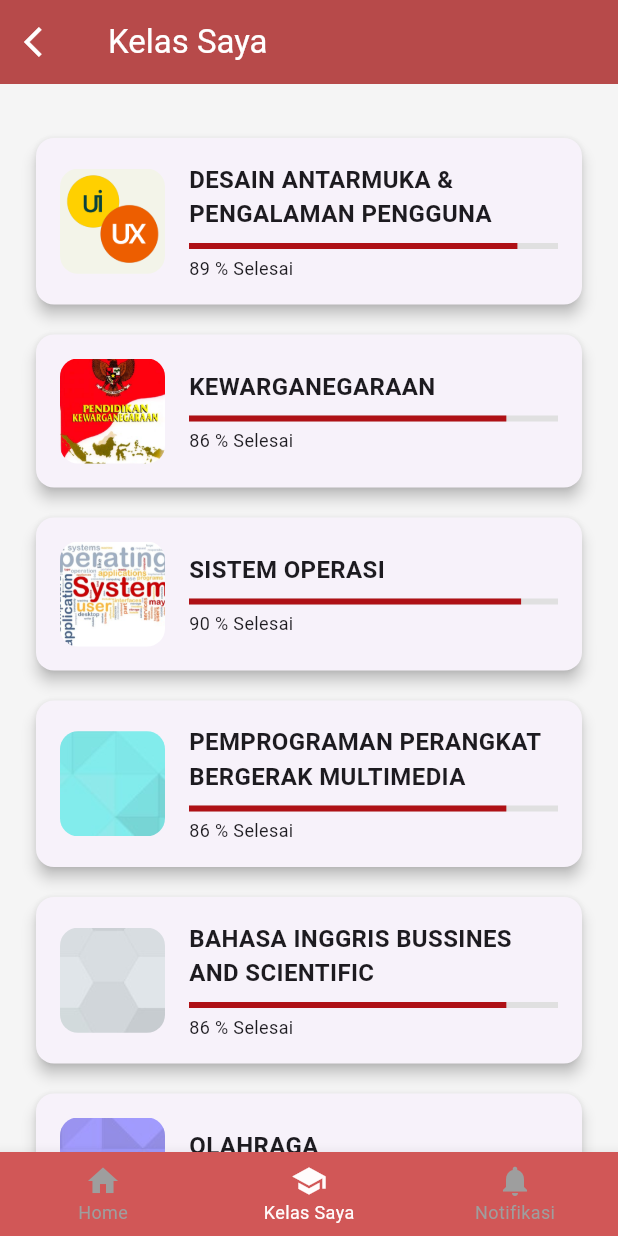
After one commit to ekanurandin/Flutter-Project-Uas-Learning-Management-System, a Flutter app: the ClassPage screen opened directly, on a phone screen of 412 x 824 dp. The commit adds this screen. Run offline on Flutter 3.47's test engine with Material 3 defaults, Android fonts, the phone set to English and light mode, and no system bars.

Commit message:
membuat halaman dibagian kelas saya dengan gambar yang sudah ada

```diff
--- /dev/null
+++ b/lib/class_page.dart
@@ -0,0 +1,156 @@
+import 'package:flutter/material.dart';
+import 'home page.dart';
+
+class ClassPage extends StatelessWidget {
+  @override
+  Widget build(BuildContext context) {
+    return Scaffold(
+      backgroundColor: Colors.grey.shade100,
+      appBar: AppBar(
+        backgroundColor: Color(0xFFB74A4A),
+        leading: IconButton(
+          icon: Icon(Icons.arrow_back_ios),
+          color: Colors.white,
+          onPressed: () {
+            Navigator.pushReplacement(
+              context,
+              MaterialPageRoute(builder: (context) => HomePage()),
+            );
+          },
+        ),
+        title: Text(
+          'Kelas Saya',
+          style: TextStyle(color: Colors.white),
+        ),
+      ),
+      body: SingleChildScrollView(
+        child: Column(
+          children: [
+            SizedBox(height: 20),
+            _classItem(
+              image: 'assets/images/desain uiux.png',
+              title: 'DESAIN ANTARMUKA & PENGALAMAN PENGGUNA',
+              progress: 0.89,
+            ),
+            _classItem(
+              image: 'assets/images/pendidikan pancasila.jpg',
+              title: 'KEWARGANEGARAAN',
+              progress: 0.86,
+            ),
+            _classItem(
+              image: 'assets/images/sistem operasi.jpg',
+              title: 'SISTEM OPERASI',
+              progress: 0.90,
+            ),
+            _classItem(
+              image: 'assets/images/pemrograman perangkat bergerak multimedia.jpg',
+              title: 'PEMPROGRAMAN PERANGKAT BERGERAK MULTIMEDIA',
+              progress: 0.86,
+            ),
+            _classItem(
+              image: 'assets/images/bahasa inggris bussines and scientific.jpg',
+              title: 'BAHASA INGGRIS BUSSINES AND SCIENTIFIC',
+              progress: 0.86,
+            ),
+            _classItem(
+              image: 'assets/images/olahraga.jpg',
+              title: 'OLAHRAGA',
+              progress: 0.86,
+            ),
+            SizedBox(height: 80),
+          ],
+        ),
+      ),
+      bottomNavigationBar: SizedBox(
+        width: 375,
+        height: 56,
+        child: BottomNavigationBar(
+          type: BottomNavigationBarType.fixed,
+          backgroundColor: const Color.fromARGB(255, 209, 87, 87),
+          selectedItemColor: const Color.fromARGB(255, 255, 252, 252),
+          unselectedItemColor: Colors.grey,
+          selectedFontSize: 12,
+          unselectedFontSize: 12,
+          currentIndex: 1,
+          onTap: (index) {
+            if (index == 0) {
+              Navigator.pushReplacement(
+                context,
+                MaterialPageRoute(builder: (context) => HomePage()),
+              );
+            }
+
+          },
+          items: const [
+            BottomNavigationBarItem(
+              icon: Icon(Icons.home),
+              label: 'Home',
+            ),
+            BottomNavigationBarItem(
+              icon: Icon(Icons.school),
+              label: 'Kelas Saya',
+            ),
+            BottomNavigationBarItem(
+              icon: Icon(Icons.notifications),
+              label: 'Notifikasi',
+            ),
+          ],
+        ),
+      ),
+    );
+  }
+
+
+  Widget _classItem({
+    required String image,
+    required String title,
+    required double progress,
+  }) {
+    return Padding(
+      padding: const EdgeInsets.fromLTRB(20, 12, 20, 0),
+      child: Card(
+        elevation: 4,
+        shape: RoundedRectangleBorder(
+          borderRadius: BorderRadius.circular(12),
+        ),
+        child: Padding(
+          padding: const EdgeInsets.all(16),
+          child: Row(
+            children: [
+              ClipRRect(
+                borderRadius: BorderRadius.circular(12),
+                child: Image.asset(image, width: 70, height: 70, fit: BoxFit.cover),
+              ),
+              SizedBox(width: 16),
+              Expanded(
+                child: Column(
+                  crossAxisAlignment: CrossAxisAlignment.start,
+                  children: [
+                    Text(
+                      title,
+                      style: TextStyle(
+                        fontSize: 16,
+                        fontWeight: FontWeight.bold,
+                      ),
+                    ),
+                    SizedBox(height: 8),
+                    LinearProgressIndicator(
+                      value: progress,
+                      backgroundColor: Colors.grey.shade300,
+                      color: Color(0xFFAF1116),
+                    ),
+                    SizedBox(height: 4),
+                    Text(
+                      '${(progress * 100).toInt()} % Selesai',
+                      style: TextStyle(fontSize: 12),
+                    ),
+                  ],
+                ),
+              ),
+            ],
+          ),
+        ),
+      ),
+    );
+  }
+}
--- a/lib/home page.dart
+++ b/lib/home page.dart
@@ -1,5 +1,6 @@
 import 'package:flutter/material.dart';
 import 'profile_page.dart';
+import 'class_page.dart';
 
 class HomePage extends StatelessWidget {
   @override
@@ -207,7 +208,12 @@ class HomePage extends StatelessWidget {
           unselectedFontSize: 12,
           currentIndex: 0,
           onTap: (index) {
-
+            if (index == 1) {
+              Navigator.push(
+                context,
+                MaterialPageRoute(builder: (context) => ClassPage()),
+              );
+            }
           },
           items: const [
             BottomNavigationBarItem(
--- a/lib/profile_page.dart
+++ b/lib/profile_page.dart
@@ -1,5 +1,6 @@
 import 'package:flutter/material.dart';
 import 'home page.dart';
+import 'class_page.dart';
 
 class ProfilePage extends StatelessWidget {
   @override
@@ -140,7 +141,17 @@ class ProfilePage extends StatelessWidget {
           unselectedFontSize: 12,
           currentIndex: 0,
           onTap: (index) {
-
+            if (index == 0) {
+              Navigator.pushReplacement(
+                context,
+                MaterialPageRoute(builder: (context) => HomePage()),
+              );
+            } else if (index == 1) {
+              Navigator.push(
+                context,
+                MaterialPageRoute(builder: (context) => ClassPage()),
+              );
+            }
           },
           items: const [
             BottomNavigationBarItem(
```
